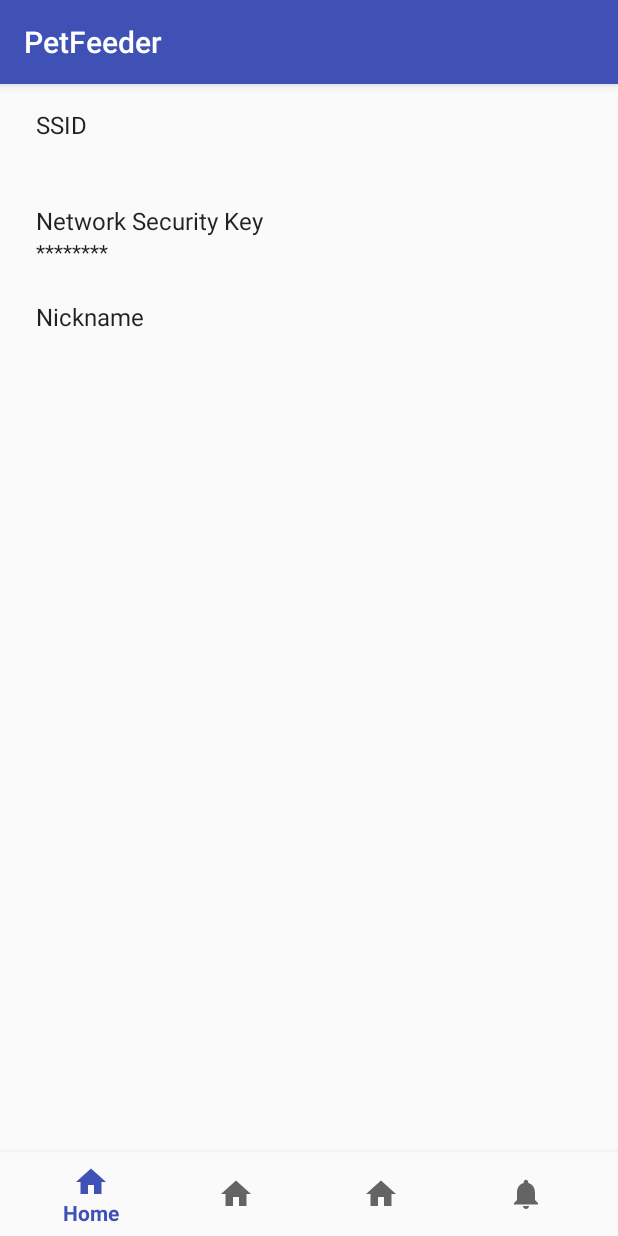
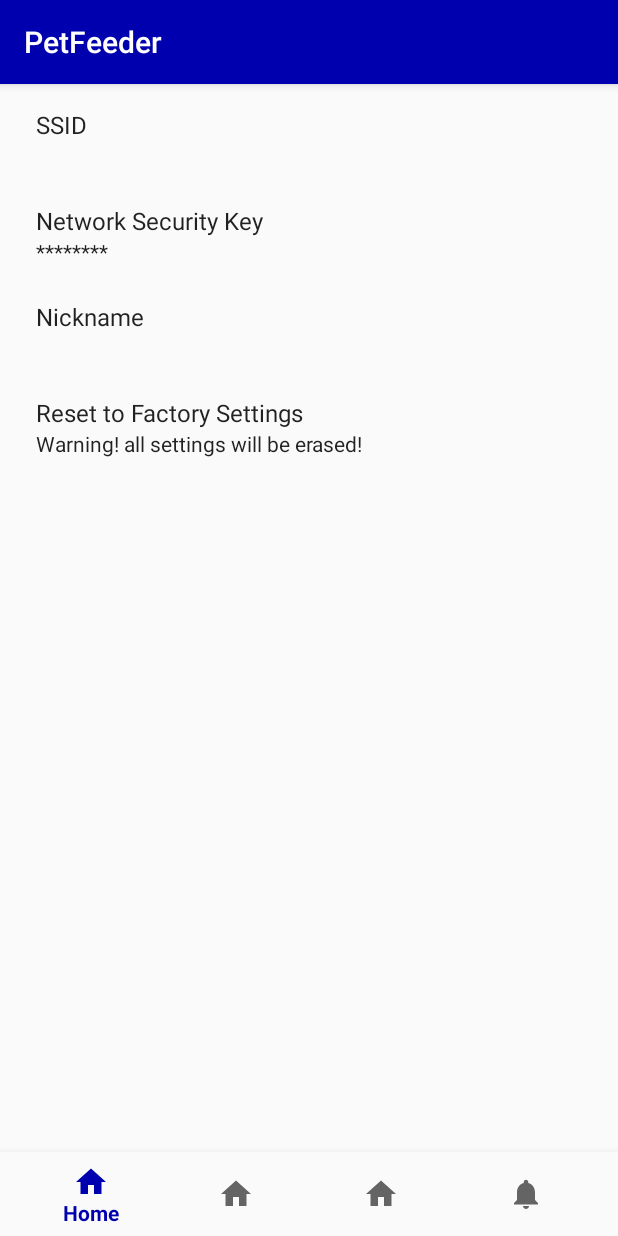
Before and after one commit to marsara9/PetFeeder, an Android app: the fragment SettingsFragment placed in its activity, on a phone screen of 412 x 824 dp. Run offline under Robolectric (Android 15) with nearby library versions, the phone set to English and light mode, and no system bars; our stand-ins replace RxJava, data binding; network calls fail; 4 statements that could not run were skipped.

Commit message:
Fixing issue with settings not reloading correctly. Adding option to reset to factory defaults.

```diff
--- a/android/app/src/main/java/com/sdoras/petfeeder/core/viewModels/BaseViewModel.kt
+++ b/android/app/src/main/java/com/sdoras/petfeeder/core/viewModels/BaseViewModel.kt
@@ -1,7 +1,40 @@
 package com.sdoras.petfeeder.core.viewModels
 
-import androidx.lifecycle.LiveData
+import androidx.lifecycle.MutableLiveData
+import io.reactivex.rxjava3.android.schedulers.AndroidSchedulers
+import io.reactivex.rxjava3.core.CompletableTransformer
+import io.reactivex.rxjava3.core.ObservableTransformer
+import io.reactivex.rxjava3.core.SingleTransformer
+import io.reactivex.rxjava3.schedulers.Schedulers
+import java.util.concurrent.TimeUnit
 
 interface BaseViewModel {
-    val showLoading : LiveData<Boolean>
+    val showLoading : MutableLiveData<Boolean>
+
+    fun applyDefaultCompletableRxSettings() : CompletableTransformer {
+        return CompletableTransformer {
+            it.doOnSubscribe { showLoading.postValue(true) }
+                    .doAfterTerminate { showLoading.postValue(false) }
+                    .subscribeOn(Schedulers.io())
+                    .observeOn(AndroidSchedulers.mainThread())
+        }
+    }
+
+    fun <T> applyDefaultSingleRxSettings() : SingleTransformer<T, T> {
+        return SingleTransformer {
+            it.doOnSubscribe { showLoading.postValue(true) }
+                    .doAfterTerminate { showLoading.postValue(false) }
+                    .subscribeOn(Schedulers.io())
+                    .observeOn(AndroidSchedulers.mainThread())
+        }
+    }
+
+    fun <T> applyDefaultObservableRxSettings() : ObservableTransformer<T, T> {
+        return ObservableTransformer {
+            it.doOnSubscribe { showLoading.postValue(true) }
+                    .doAfterTerminate { showLoading.postValue(false) }
+                    .subscribeOn(Schedulers.io())
+                    .observeOn(AndroidSchedulers.mainThread())
+        }
+    }
 }
--- a/android/app/src/main/java/com/sdoras/petfeeder/core/views/dialogs/EditTextDialog.kt
+++ b/android/app/src/main/java/com/sdoras/petfeeder/core/views/dialogs/EditTextDialog.kt
@@ -18,6 +18,7 @@ class EditTextDialog(context : Context, titleId : Int) {
 
     fun setPositiveButton(textId : Int, callback : (String) -> Unit) {
         dialogBuilder = dialogBuilder.setPositiveButton(textId) { _, _ ->
+            dialog?.dismiss()
             dialog?.findViewById<EditText>(android.R.id.edit)
                     ?.text
                     ?.toString()
@@ -27,8 +28,8 @@ class EditTextDialog(context : Context, titleId : Int) {
 
     fun setNegativeButton(textId : Int, callback : (() -> Unit)? = null) {
         dialogBuilder = dialogBuilder.setNegativeButton(textId) { dialog, _ ->
+            dialog.cancel()
             callback?.invoke()
-            dialog.cancel()
         }
     }
 
--- a/android/app/src/main/java/com/sdoras/petfeeder/settings/viewModels/SettingsViewModel.kt
+++ b/android/app/src/main/java/com/sdoras/petfeeder/settings/viewModels/SettingsViewModel.kt
@@ -2,15 +2,14 @@ package com.sdoras.petfeeder.settings.viewModels
 
 import androidx.lifecycle.LiveData
 import com.sdoras.petfeeder.core.viewModels.BaseViewModel
+import io.reactivex.rxjava3.core.Completable
 
 interface SettingsViewModel : BaseViewModel {
-
-    override val showLoading : LiveData<Boolean>
 
     val ssid : LiveData<String>
     val name : LiveData<String>
 
-    fun refresh()
+    fun refresh() : Completable
 
     fun setWifi(ssid : String, password : String?)
 
--- a/android/app/src/main/java/com/sdoras/petfeeder/settings/viewModels/SettingsViewModelImpl.kt
+++ b/android/app/src/main/java/com/sdoras/petfeeder/settings/viewModels/SettingsViewModelImpl.kt
@@ -5,6 +5,7 @@ import androidx.lifecycle.MutableLiveData
 import androidx.lifecycle.ViewModel
 import com.sdoras.petfeeder.settings.services.SettingsServices
 import io.reactivex.rxjava3.android.schedulers.AndroidSchedulers
+import io.reactivex.rxjava3.core.Completable
 import io.reactivex.rxjava3.schedulers.Schedulers
 
 class SettingsViewModelImpl(private val settingsServices: SettingsServices) : ViewModel(), SettingsViewModel {
@@ -15,41 +16,36 @@ class SettingsViewModelImpl(private val settingsServices: SettingsServices) : Vi
 
     init {
         refresh()
+                .compose(applyDefaultCompletableRxSettings())
+                .subscribe()
     }
 
-    override fun refresh() {
-        settingsServices.getSettings()
-                .doOnSubscribe { showLoading.postValue(true) }
-                .doAfterTerminate { showLoading.postValue(false) }
-                .observeOn(Schedulers.io())
-                .subscribeOn(AndroidSchedulers.mainThread())
-                .subscribe({
+    override fun refresh() : Completable {
+        return settingsServices.getSettings()
+                .doOnSuccess {
                     ssid.postValue(it.ssid)
                     name.postValue(it.name)
-                }, {
-
-                })
+                }.ignoreElement()
     }
 
     override fun setWifi(ssid: String, password: String?) {
-        this.ssid.postValue(ssid)
         settingsServices.setSettings(ssid = ssid, password = password)
+                .compose(applyDefaultCompletableRxSettings())
+                .andThen(refresh())
+                .subscribe()
     }
 
     override fun setName(name: String) {
-        this.name.postValue(name)
         settingsServices.setSettings(name = name)
-                .doOnSubscribe { showLoading.postValue(true) }
-                .doAfterTerminate { showLoading.postValue(false) }
-                .observeOn(Schedulers.io())
+                .compose(applyDefaultCompletableRxSettings())
+                .andThen(refresh())
                 .subscribe()
     }
 
     override fun restoreFactoryDefaults() {
         settingsServices.deleteSettings()
-                .doOnSubscribe { showLoading.postValue(true) }
-                .doAfterTerminate { showLoading.postValue(false) }
-                .observeOn(Schedulers.io())
+                .compose(applyDefaultCompletableRxSettings())
+                .andThen(refresh())
                 .subscribe()
     }
 }
--- a/android/app/src/main/java/com/sdoras/petfeeder/settings/views/SettingsClickHandler.kt
+++ b/android/app/src/main/java/com/sdoras/petfeeder/settings/views/SettingsClickHandler.kt
@@ -8,4 +8,5 @@ interface SettingsClickHandler : ClickHandler<SettingsViewModel> {
     fun onEditSSID(view : View)
     fun onEditPassword(view : View)
     fun onEditName(view : View)
+    fun onResetToFactorySettings(view: View)
 }
--- a/android/app/src/main/res/layout/dialog_input_text.xml
+++ b/android/app/src/main/res/layout/dialog_input_text.xml
@@ -4,7 +4,8 @@
     android:orientation="vertical"
     android:layout_width="match_parent"
     android:layout_height="match_parent"
-    android:padding="8dp">
+    android:paddingStart="8dp"
+    android:paddingEnd="8dp">
 
     <TextView
         style="@style/TextAppearance.AppCompat.Title"
--- a/android/app/src/main/res/layout/fragment_settings.xml
+++ b/android/app/src/main/res/layout/fragment_settings.xml
@@ -19,20 +19,22 @@
         <include layout="@layout/item_simple"
             bind:title="@{@string/setting_wifi_ssid}"
             bind:subtitle="@{viewModel.ssid}"
-            bind:onClick="@{clickHandler::onEditSSID}"
-            />
+            bind:onClick="@{clickHandler::onEditSSID}" />
 
         <include layout="@layout/item_simple"
             bind:title="@{@string/setting_wifi_password}"
             bind:subtitle="@{@string/setting_masked_password}"
-            bind:onClick="@{clickHandler::onEditPassword}"
-            />
+            bind:onClick="@{clickHandler::onEditPassword}" />
 
         <include layout="@layout/item_simple"
             bind:title="@{@string/setting_nickname}"
             bind:subtitle="@{viewModel.name}"
-            bind:onClick="@{clickHandler::onEditName}"
-            />
+            bind:onClick="@{clickHandler::onEditName}" />
+
+        <include layout="@layout/item_simple"
+            bind:title="@{@string/setting_reset_factory}"
+            bind:subtitle="@{@string/setting_reset_warning}"
+            bind:onClick="@{clickHandler::onResetToFactorySettings}" />
 
     </LinearLayout>
 
--- a/android/app/src/main/res/values/colors.xml
+++ b/android/app/src/main/res/values/colors.xml
@@ -1,6 +1,6 @@
 <?xml version="1.0" encoding="utf-8"?>
 <resources>
-    <color name="colorPrimary">#3F51B5</color>
-    <color name="colorPrimaryDark">#303F9F</color>
-    <color name="colorAccent">#FF4081</color>
+    <color name="colorPrimary">#0000af</color>
+    <color name="colorPrimaryDark">#00007F</color>
+    <color name="colorAccent">#777</color>
 </resources>
--- a/android/app/src/main/res/values/strings.xml
+++ b/android/app/src/main/res/values/strings.xml
@@ -7,15 +7,17 @@
 
     <string name="ok">OK</string>
     <string name="cancel">Cancel</string>
+    <string name="loading">Loading…</string>
 
     <string name="settings_header_feeders">Feeder Settings</string>
     <string name="setting_nickname">Nickname</string>
     <string name="setting_wifi_ssid">SSID</string>
     <string name="setting_wifi_password">Network Security Key</string>
     <string name="setting_masked_password">********</string>
-    <string name="loading">Loading…</string>
     <string name="setting_edit_ssid">Edit SSID</string>
     <string name="setting_edit_password">Edit Network Security Key</string>
     <string name="setting_edit_name">Edit Name</string>
+    <string name="setting_reset_factory">Reset to Factory Settings</string>
+    <string name="setting_reset_warning">Warning! all settings will be erased!</string>
 
 </resources>
```
Also changed, not shown: android/app/src/main/java/com/sdoras/petfeeder/settings/views/SettingsClickHandlerImpl.kt (+13 -5 lines), android/app/src/main/res/layout/dialog_progress.xml (+7 -7 lines).
